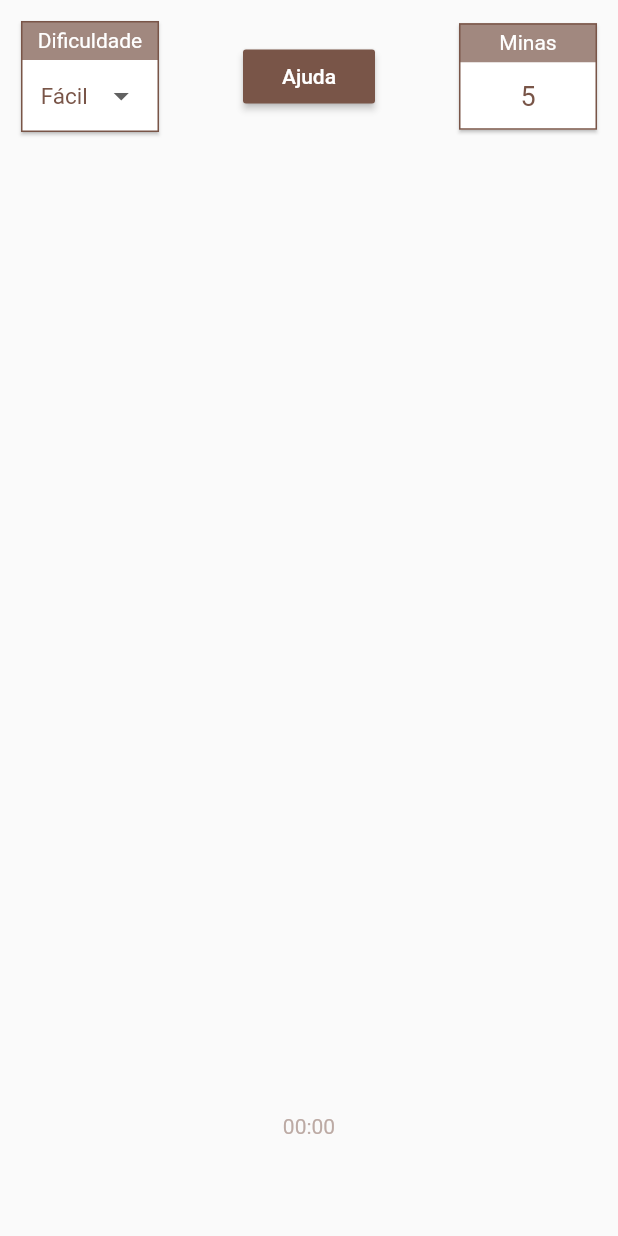
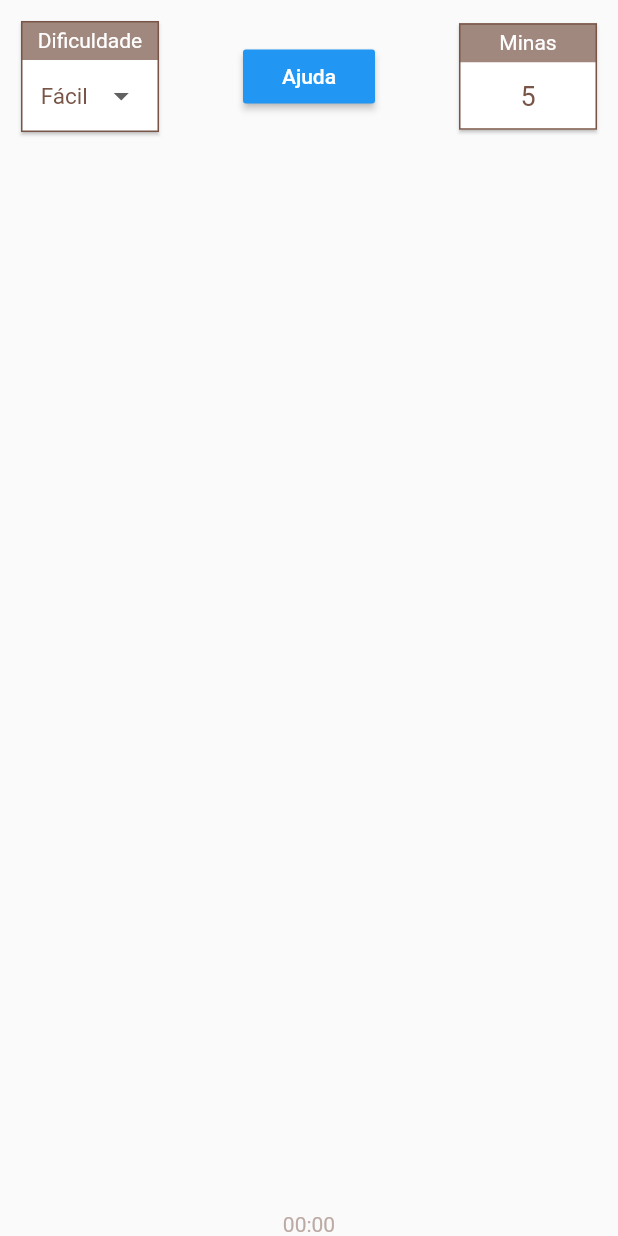
Before and after one commit to matheusrmribeiro/desafio_campominado, a Flutter app: the screen it shows after launch, on a phone screen of 412 x 824 dp. Run offline on Flutter 3.47's test engine with Material 2 defaults, Android fonts, the phone set to English and light mode, and no system bars; our stand-ins replace flutter_icons, flutter_mobx, flutter_speed_dial, mobx, vibration; missing offline and left inert: esys_flutter_share; generated files the repository leaves out were written again; statements that could not run were skipped.

Commit message:
Implemented the Clean Architeture

```diff
--- a/lib/main.dart
+++ b/lib/main.dart
@@ -1,4 +1,6 @@
-import 'views/minesweeper.dart';
+import 'package:desafio_campominado/src/app/theme/appTheme.dart';
+
+import 'src/app/pages/minesweeper/minesweeper.dart';
 import 'package:flutter/material.dart';
 
 void main() {
@@ -7,19 +9,13 @@ void main() {
 
 class MyApp extends StatelessWidget {
 
-  final ThemeData theme = ThemeData(
-    primaryColor: Colors.brown,
-    accentColor: Colors.brown[300],
-    buttonColor: Colors.orange
-  );
-
   @override
   Widget build(BuildContext context) {
     return MaterialApp(
       debugShowCheckedModeBanner: false,
       title: "Campo minado",
       home: MinesWeeper(),
-      theme: theme,
+      theme: AppTheme.getTheme(),
     );
   }
 }
--- a/lib/controller/minesweeper_controller.dart
+++ b/lib/src/app/controller/minesweeper_controller.dart
@@ -2,7 +2,7 @@ import 'dart:async';
 import 'dart:math';
 import 'package:intl/intl.dart';
 import 'package:vibration/vibration.dart';
-import '../model/field_model.dart';
+import 'package:desafio_campominado/src/domain/model/field_model.dart';
 import 'package:flutter/foundation.dart';
 import 'package:flutter/material.dart';
 import 'package:mobx/mobx.dart';
--- /dev/null
+++ b/lib/src/app/pages/minesweeper/minesweeper.dart
@@ -0,0 +1,86 @@
+import 'package:flutter/material.dart';
+import 'package:flutter_mobx/flutter_mobx.dart';
+import 'widgets/minefield.dart';
+import '../../controller/minesweeper_controller.dart';
+import 'widgets/settings_board.dart';
+
+class MinesWeeper extends StatelessWidget {
+  final MinesWeeperController minesweeper = MinesWeeperController(difficulty: Difficulty.easy);
+
+  @override
+  Widget build(BuildContext context) {
+    return Scaffold(
+      resizeToAvoidBottomInset: false,
+      body: Container(
+        child: Stack(
+          children: <Widget>[
+            Container(
+              height: 150,
+              child: SettingsBoard(minesweeper: minesweeper),
+            ),
+            Align(
+              alignment: Alignment.bottomCenter,
+              child: MineField(controller: minesweeper)
+            ),
+            Align(
+              alignment: Alignment.bottomCenter,
+              child: Observer(
+                builder: (_) {
+                  return Visibility(
+                    visible: minesweeper.gameOver || minesweeper.winner,
+                    child: Align(
+                      alignment: Alignment.bottomCenter,
+                      child: Container(
+                        margin: EdgeInsets.only(bottom: 15),
+                        width: 110,
+                        height: 52,
+                        child: RaisedButton(
+                          color: Colors.brown[300],
+                          onPressed: (){
+                            minesweeper.restart();
+                          },
+                          child: Text("Recomeçar",
+                            style: TextStyle(
+                              color: Colors.white
+                            ),
+                          ),
+                        ),
+                      ),
+                    ),
+                  );
+                }
+              ),
+            ),
+            Align(
+              alignment: Alignment.center,
+              child: Observer(
+                builder: (_) {
+                  return Visibility(
+                    visible: minesweeper.winner,
+                    child: Container(
+                      height: 50,
+                      width: 250,
+                      decoration: BoxDecoration(
+                        borderRadius: BorderRadius.circular(120),
+                        border: Border.all(color: Colors.brown, width: 1.5),
+                        color: Colors.brown
+                      ),
+                      child: Center(
+                        child: Text("Você venceu!",
+                          style: TextStyle(
+                            color: Colors.white,
+                            fontSize: 30
+                          ),
+                        ),
+                      ),
+                    ),
+                  );
+                }
+              ),
+            )
+          ],
+        ),
+      ),
+    );
+  }
+}
--- a/lib/views/field/field.dart
+++ b/lib/src/app/pages/minesweeper/widgets/field.dart
@@ -1,7 +1,7 @@
 import 'package:flutter_mobx/flutter_mobx.dart';
 
-import '../../model/field_model.dart';
 import 'package:flutter/material.dart';
+import 'package:desafio_campominado/src/domain/model/field_model.dart';
 
 class FieldWidget extends StatefulWidget {
   const FieldWidget({
--- a/lib/views/floatingActions.dart
+++ b/lib/src/app/pages/minesweeper/widgets/floatingActions.dart
@@ -1,7 +1,7 @@
+import 'package:desafio_campominado/src/app/controller/minesweeper_controller.dart';
 import 'package:esys_flutter_share/esys_flutter_share.dart';
 import 'package:flutter/material.dart';
 import 'package:flutter_speed_dial/flutter_speed_dial.dart';
-import '../controller/minesweeper_controller.dart';
 
 class FloatingActions extends StatelessWidget {
   FloatingActions({Key key, this.controller}) : super(key: key);
--- /dev/null
+++ b/lib/src/app/pages/minesweeper/widgets/info_board.dart
@@ -0,0 +1,35 @@
+import 'package:flutter/material.dart';
+
+class InfoBoard extends StatelessWidget {
+
+  const InfoBoard({Key key, this.child, this.title}) : super(key: key);
+
+  final Widget child;
+  final String title;
+
+  @override
+  Widget build(BuildContext context) {
+    return Container(
+      width: 100,
+      child: Card(
+        shape: Border.all(color: Colors.brown),
+        child: Column(
+          children: <Widget>[
+            Container(
+              width: double.infinity,
+              padding: EdgeInsets.all(5),
+              color: Colors.brown[300],
+              child: Text(title,
+                style: TextStyle(
+                  color: Colors.white,
+                ),
+                textAlign: TextAlign.center,
+              ),
+            ),
+            child
+          ],
+        ),
+      ),
+    );
+  }
+}
--- a/lib/views/minefield.dart
+++ b/lib/src/app/pages/minesweeper/widgets/minefield.dart
@@ -1,7 +1,7 @@
 import 'package:flutter/material.dart';
 import 'package:flutter_mobx/flutter_mobx.dart';
-import '../controller/minesweeper_controller.dart';
-import 'field/field.dart';
+import '../../../controller/minesweeper_controller.dart';
+import 'field.dart';
 
 class MineField extends StatelessWidget {
   const MineField({Key key, this.controller}) : super(key: key);
--- a/lib/views/minesweeper.dart
+++ b/lib/src/app/pages/minesweeper/widgets/settings_board.dart
@@ -1,95 +1,7 @@
+import 'package:desafio_campominado/src/app/controller/minesweeper_controller.dart';
 import 'package:flutter/material.dart';
 import 'package:flutter_mobx/flutter_mobx.dart';
-
-import '../views/minefield.dart';
-import '../controller/minesweeper_controller.dart';
-import '../views/floatingActions.dart';
-
-
-class MinesWeeper extends StatelessWidget {
-  final MinesWeeperController minesweeper = MinesWeeperController(difficulty: Difficulty.easy);
-
-  @override
-  Widget build(BuildContext context) {
-    return Scaffold(
-      resizeToAvoidBottomInset: false,
-      body: Container(
-        child: Stack(
-          children: <Widget>[
-            Column(
-              children: [
-                Container(
-                  child: SettingsBoard(minesweeper: minesweeper),
-                ),
-                Align(
-                  alignment: Alignment.center,
-                  child: MineField(controller: minesweeper)
-                ),
-              ],
-            ),
-            Align(
-              alignment: Alignment.bottomCenter,
-              child: Observer(
-                builder: (_) {
-                  return Visibility(
-                    visible: minesweeper.gameOver || minesweeper.winner,
-                    child: Align(
-                      alignment: Alignment.bottomCenter,
-                      child: Container(
-                        margin: EdgeInsets.only(bottom: 15),
-                        width: 110,
-                        height: 52,
-                        child: RaisedButton(
-                          color: Colors.brown[300],
-                          onPressed: (){
-                            minesweeper.restart();
-                          },
-                          child: Text("Recomeçar",
-                            style: TextStyle(
-                              color: Colors.white
-                            ),
-                          ),
-                        ),
-                      ),
-                    ),
-                  );
-                }
-              ),
-            ),
-            Align(
-              alignment: Alignment.center,
-              child: Observer(
-                builder: (_) {
-                  return Visibility(
-                    visible: minesweeper.winner,
-                    child: Container(
-                      height: 50,
-                      width: 250,
-                      decoration: BoxDecoration(
-                        borderRadius: BorderRadius.circular(120),
-                        border: Border.all(color: Colors.brown, width: 1.5),
-                        color: Colors.brown
-                      ),
-                      child: Center(
-                        child: Text("Você venceu!",
-                          style: TextStyle(
-                            color: Colors.white,
-                            fontSize: 30
-                          ),
-                        ),
-                      ),
-                    ),
-                  );
-                }
-              ),
-            )
-          ],
-        ),
-      ),
-      // floatingActionButton: FloatingActions()
-    );
-  }
-}
+import 'info_board.dart';
 
 class SettingsBoard extends StatelessWidget {
 
@@ -205,37 +117,3 @@ class SettingsBoard extends StatelessWidget {
     );
   }
 }
-
-class InfoBoard extends StatelessWidget {
-
-  const InfoBoard({Key key, this.child, this.title}) : super(key: key);
-
-  final Widget child;
-  final String title;
-
-  @override
-  Widget build(BuildContext context) {
-    return Container(
-      width: 100,
-      child: Card(
-        shape: Border.all(color: Colors.brown),
-        child: Column(
-          children: <Widget>[
-            Container(
-              width: double.infinity,
-              padding: EdgeInsets.all(5),
-              color: Colors.brown[300],
-              child: Text(title,
-                style: TextStyle(
-                  color: Colors.white,
-                ),
-                textAlign: TextAlign.center,
-              ),
-            ),
-            child
-          ],
-        ),
-      ),
-    );
-  }
-}
--- /dev/null
+++ b/lib/src/app/theme/app_theme.dart
@@ -0,0 +1,15 @@
+import 'package:desafio_campominado/src/app/theme/color_consts.dart';
+import 'package:flutter/material.dart';
+
+class AppTheme {
+
+  static final ThemeData themeLight = ThemeData(
+    primaryColor: ThemeConsts.primaryColorLight,
+    accentColor: ThemeConsts.accentColorLight,
+  );
+
+  static ThemeData getTheme(){
+    return themeLight;
+  }
+
+}
--- /dev/null
+++ b/lib/src/app/theme/color_consts.dart
@@ -0,0 +1,12 @@
+import 'package:flutter/material.dart';
+
+class ThemeConsts {
+  static const primaryColorLight = Colors.brown;
+  static get accentColorLight => Colors.brown[300];
+
+  static const hintColor = Color(0xFF7986CB);
+  static const textPrimaryColor = Colors.white;
+  static const textFieldColor = Color(0xFFC5CAE9);
+  static const textFieldErrorColor = Color(0xFFE57373);
+  static const textFieldSuccessColor = Color(0xFF81C784);
+}
--- a/lib/utils/navigation.dart
+++ /dev/null
@@ -1,11 +0,0 @@
-import 'package:flutter/material.dart';
-
-class Navigation {
-  static void navigaTo(context, menu, {VoidCallback method}) async {
-    await Navigator.push(context, MaterialPageRoute(builder: (context) => menu,)).then((result){
-        if(method != null)
-          method();
-      }
-    );
-  }
-}
--- a/pubspec.yaml
+++ b/pubspec.yaml
@@ -19,6 +19,7 @@ dependencies:
   flutter_speed_dial: ^1.2.5
   esys_flutter_share:
   flutter_staggered_grid_view: ^0.3.2
+  google_fonts: ^0.3.10
 
 dev_dependencies:
   flutter_test:
```
Also changed, not shown: lib/src/app/controller/minesweeper_controller.g.dart (renamed from lib/controller/minesweeper_controller.g.dart), lib/src/domain/model/field_model.dart (renamed from lib/model/field_model.dart), lib/src/domain/model/field_model.g.dart (renamed from lib/model/field_model.g.dart), 1 other file.
